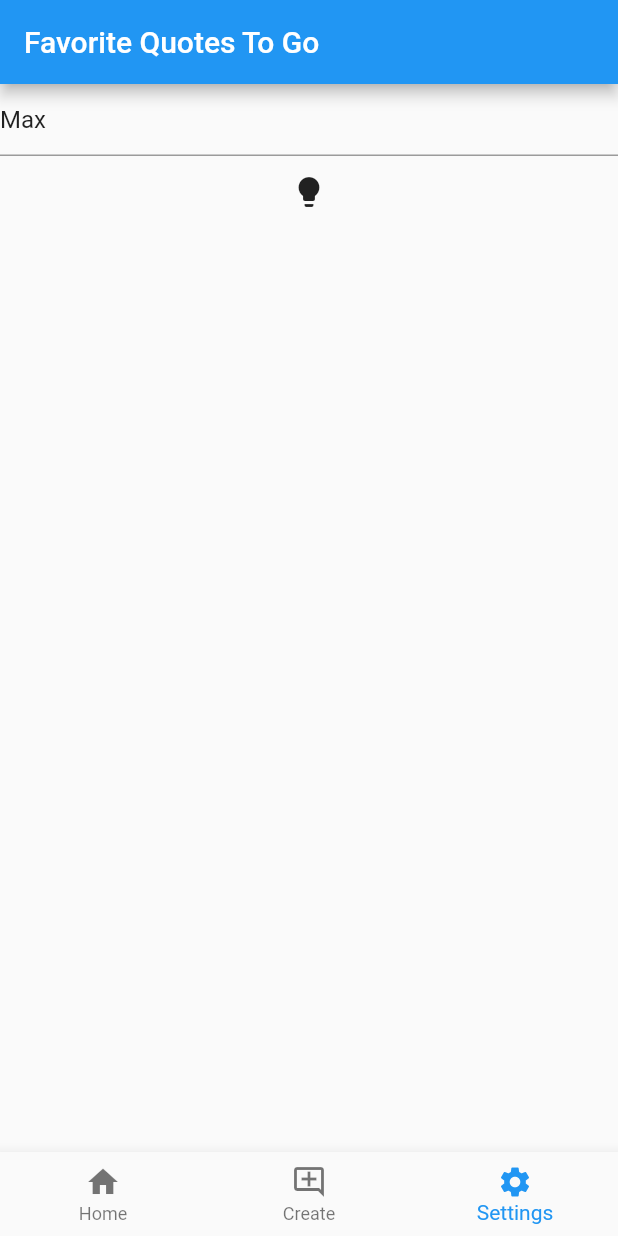
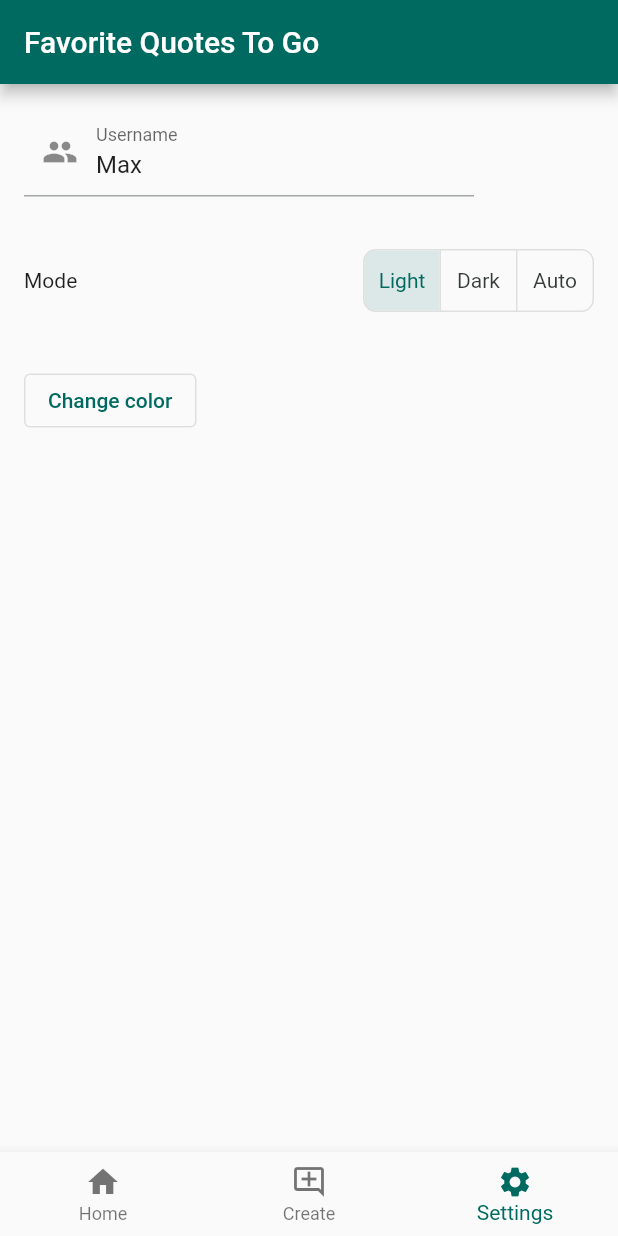
Before and after one commit to FlutterQuotes/QuotesApp, a Flutter app: the screen it shows after launch, item 3 of the bottom bar chosen, on a phone screen of 412 x 824 dp. Run offline on Flutter 3.47's test engine with Material 2 defaults, Android fonts, the phone set to English and light mode, and no system bars; our stand-ins replace cloud_firestore, equatable, firebase_core, flutter_bloc, flutter_chat_bubble, flutter_colorpicker; accounts and stored records are empty.

Commit message:
Added color picker

```diff
--- a/lib/blocs/settings/settings_bloc.dart
+++ b/lib/blocs/settings/settings_bloc.dart
@@ -9,11 +9,21 @@ class SettingsBloc extends Bloc<SettingsEvent, SettingsState> {
   SettingsBloc() : super(const SettingsInitial()) {
 
     on<DarkModeToggled>((event, emit) => emit(SettingsChanged(
-        theme: state.theme == ThemeMode.light ? ThemeMode.dark : ThemeMode.light,
-        authorName: state.authorName)));
+        theme: event.mode,
+        authorName: state.authorName,
+        colors: state.colors,
+    )));
 
     on<AuthorNameChanged>((event, emit) => emit(SettingsChanged(
         theme: state.theme,
-        authorName: event.authorName)));
+        authorName: event.authorName,
+        colors: state.colors,
+    )));
+
+    on<ColorChanged>((event, emit) => emit(SettingsChanged(
+        colors: {...event.colors},
+        theme: state.theme,
+        authorName: state.authorName,
+    )));
   }
 }
--- a/lib/blocs/settings/settings_event.dart
+++ b/lib/blocs/settings/settings_event.dart
@@ -1,12 +1,20 @@
 part of 'settings_bloc.dart';
-
 
 class SettingsEvent extends Equatable {
   @override
   List<Object?> get props => [];
 }
 
-class DarkModeToggled extends SettingsEvent {}
+class DarkModeToggled extends SettingsEvent {
+  final ThemeMode mode;
+
+  DarkModeToggled({
+    required this.mode,
+  });
+
+  @override
+  List<Object?> get props => [mode];
+}
 
 class AuthorNameChanged extends SettingsEvent {
   final String authorName;
@@ -18,3 +26,14 @@ class AuthorNameChanged extends SettingsEvent {
   @override
   List<Object?> get props => [authorName];
 }
+
+class ColorChanged extends SettingsEvent{
+  final Map<String, dynamic> colors;
+
+  ColorChanged({
+    required this.colors,
+  });
+
+  @override
+  List<Object?> get props => [colors];
+}
--- a/lib/blocs/settings/settings_state.dart
+++ b/lib/blocs/settings/settings_state.dart
@@ -3,20 +3,28 @@ part of 'settings_bloc.dart';
 class SettingsState extends Equatable {
   final ThemeMode theme;
   final String authorName;
+  final Map<String, dynamic> colors;
 
   const SettingsState({
     required this.theme,
     required this.authorName,
+    required this.colors,
   });
 
   @override
-  List<Object?> get props => [theme, authorName];
+  List<Object?> get props => [theme, authorName, colors];
 }
 
 class SettingsInitial extends SettingsState {
-  const SettingsInitial() : super(theme: ThemeMode.light, authorName: "Max");
+  const SettingsInitial() : super(
+      theme: ThemeMode.light,
+      authorName: "Max",
+      colors: const {
+        'primaryColor' : Colors.teal,
+      },
+  );
 }
 
 class SettingsChanged extends SettingsState {
-  const SettingsChanged({required super.theme, required super.authorName});
+  const SettingsChanged({required super.theme, required super.authorName, required super.colors});
 }
--- a/lib/main.dart
+++ b/lib/main.dart
@@ -22,8 +22,14 @@ class MyApp extends StatelessWidget {
           builder: (context, state) {
             return MaterialApp(
                 title: 'Quotes App',
-                theme: ThemeData(),
-                darkTheme: ThemeData.dark(),
+                theme: ThemeData(
+                  brightness: Brightness.light,
+                  colorScheme: ColorScheme.fromSeed(seedColor: state.colors['primaryColor'])
+                ),
+                darkTheme: ThemeData(
+                  brightness: Brightness.dark,
+                  colorScheme: ColorScheme.fromSeed(seedColor: state.colors['primaryColor'], brightness: Brightness.dark)
+                ),
                 themeMode: state.theme,
                 home: const MyHomePage(title: 'Favorite Quotes To Go'));
           },
@@ -77,12 +83,16 @@ class _MyHomePageState extends State<MyHomePage> {
           )
         ],
         currentIndex: _selectedIndex,
-        selectedItemColor: Theme.of(context).primaryColor,
         onTap: _onItemTapped,
+
       ),
       body: Center(
-        child: _contentWidgets.elementAt(_selectedIndex),
-      ),
+        child: IndexedStack(
+          alignment: Alignment.center,
+            children: _contentWidgets,
+            index: _selectedIndex
+        ),
+      )
     );
   }
 }
--- a/lib/widgets/pages/settings_page.dart
+++ b/lib/widgets/pages/settings_page.dart
@@ -1,23 +1,136 @@
+import 'dart:developer';
+
 import 'package:flutter/material.dart';
 import 'package:flutter_bloc/flutter_bloc.dart';
+import 'package:flutter_colorpicker/flutter_colorpicker.dart';
 import '../../blocs/settings/settings_bloc.dart';
 
-class SettingsPage extends StatelessWidget {
+const List<Widget> modes = <Widget>[
+  Text('Light'),
+  Text('Dark'),
+  Text('Auto'),
+];
+
+class SettingsPage extends StatefulWidget {
   const SettingsPage({super.key});
+
+  @override
+  State<SettingsPage> createState() => _SettingsPageState();
+}
+
+class _SettingsPageState extends State<SettingsPage> {
+  final List<bool> _selectedMode = <bool>[true, false, false];
+
+  Color pickerColor = Colors.teal;
+  Color currentColor = Colors.teal;
+
+
+  void changeColor(Color color) {
+    setState(() => pickerColor = color);
+  }
+
+  void setSelectedMode(int index) {
+    setState(() {
+      for (int i = 0; i < _selectedMode.length; i++) {
+        _selectedMode[i] = i == index;
+      }
+    });
+  }
 
   @override
   Widget build(BuildContext context) {
     final settingsBloc = BlocProvider.of<SettingsBloc>(context);
 
-    return Column(
-      children: [
-        TextFormField(
-          onChanged: (String value) =>
-              settingsBloc.add(AuthorNameChanged(authorName: value)),
-          initialValue: settingsBloc.state.authorName,
+    return Center(
+      child: Padding(
+        padding: const EdgeInsets.only(left: 16, top: 16, right: 16),
+        child: Column(
+          crossAxisAlignment: CrossAxisAlignment.start,
+          children: [
+            SizedBox(
+              width: 300,
+              child: TextFormField(
+                onChanged: (String value) =>
+                    settingsBloc.add(AuthorNameChanged(authorName: value)),
+                initialValue: settingsBloc.state.authorName,
+                decoration: const InputDecoration(
+                  labelText: 'Username',
+                  prefixIcon: Icon(Icons.people),
+                ),
+              ),
+            ),
+            const Padding(padding: EdgeInsets.all(16)),
+            Row(
+              children: [
+                const Text('Mode'),
+                const Spacer(),
+                ToggleButtons(
+                  isSelected: _selectedMode,
+                  constraints: const BoxConstraints(
+                    minHeight: 40,
+                    minWidth: 50,
+                  ),
+                  borderRadius: const BorderRadius.all(Radius.circular(8)),
+                  onPressed: (int index) {
+                    setSelectedMode(index);
+                    switch (index) {
+                      case 0:
+                        settingsBloc
+                            .add(DarkModeToggled(mode: ThemeMode.light));
+                        break;
+                      case 1:
+                        settingsBloc
+                            .add(DarkModeToggled(mode: ThemeMode.dark));
+                        break;
+                      case 2:
+                        settingsBloc
+                            .add(DarkModeToggled(mode: ThemeMode.system));
+                        break;
+                    }
+                  },
+                  children: modes,
+                ),
+              ],
+            ),
+            Padding(padding: EdgeInsets.all(16)),
+            OutlinedButton(
+                onPressed: () => _dialogBuilder(context),
+                child: const Text('Change color'))
+          ],
         ),
-        IconButton(onPressed: () => settingsBloc.add(DarkModeToggled()), icon: const Icon(Icons.lightbulb))
-      ],
+      ),
     );
   }
+
+  Future<void> _dialogBuilder(BuildContext context) {
+    final settingsBloc = BlocProvider.of<SettingsBloc>(context);
+
+    return showDialog(
+        context: context,
+        builder: (BuildContext context) {
+          return AlertDialog(
+              title: const Text('Pick a color!'),
+              content: SingleChildScrollView(
+                child: MaterialPicker(
+                  pickerColor: pickerColor,
+                  onColorChanged: (Color color) {
+                    changeColor(color);
+                    settingsBloc.add(ColorChanged(colors: {
+                      ...settingsBloc.state.colors,
+                      'primaryColor': color,
+                    }));
+                  },
+                ),
+              ),
+              actions: <Widget>[
+                ElevatedButton(
+                  child: const Text('Finish'),
+                  onPressed: () {
+                    setState(() => currentColor = pickerColor);
+                    Navigator.of(context).pop();
+                  },
+                ),
+              ]);
+        });
+  }
 }
```
